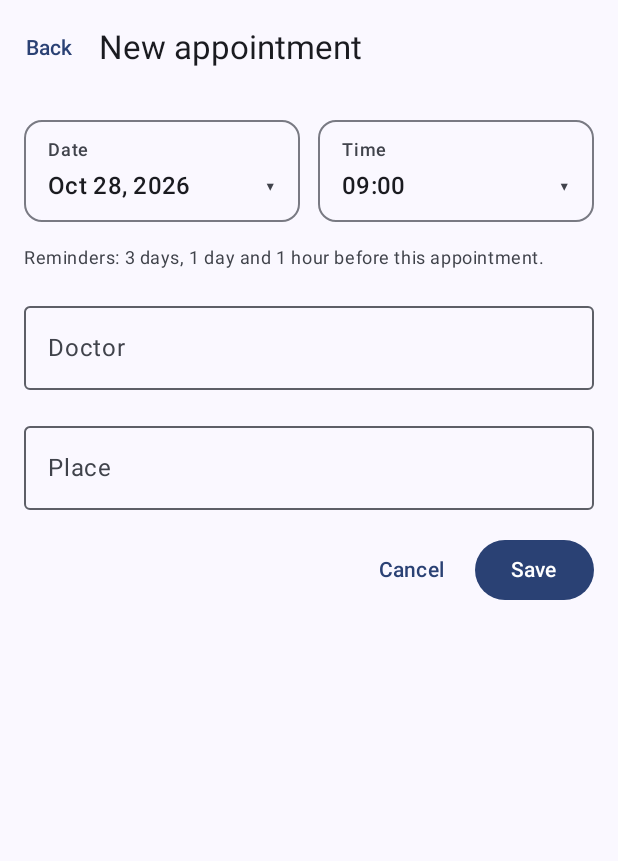
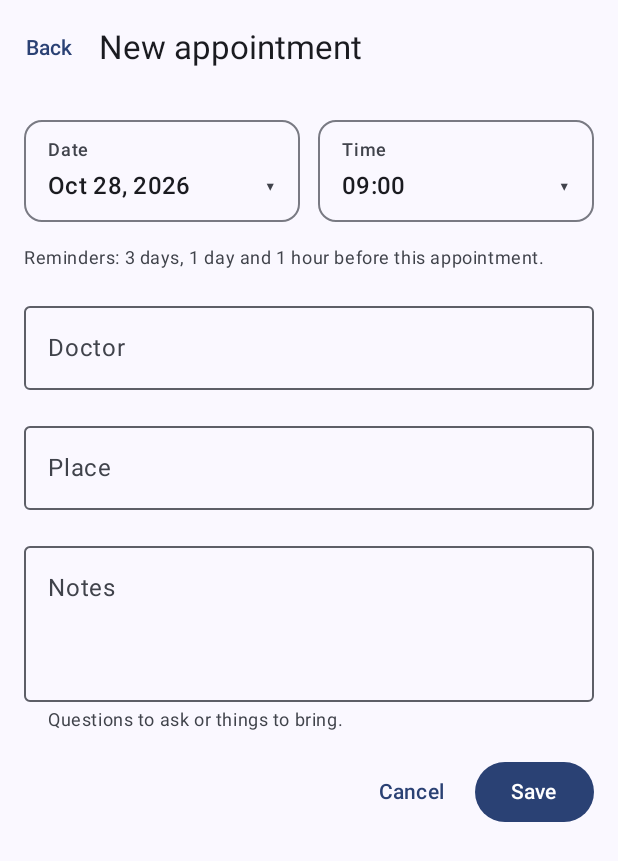
Before and after one commit to nikoresu/TransCare, an Android app built with Jetpack Compose: the composable AppointmentsScreen shown on its own in the app's theme, after a tap on "+ Add appointment", on a phone screen of 412 x 824 dp. Shown: the top 861 px of the screen. Run offline under Robolectric (Android 15) with nearby library versions, the phone set to English and light mode, and no system bars.

Commit message:
feat: add notes to appointments

```diff
--- a/app/src/main/java/org/nikoresu/transcare/data/AppointmentRepository.kt
+++ b/app/src/main/java/org/nikoresu/transcare/data/AppointmentRepository.kt
@@ -95,6 +95,7 @@ class AppointmentRepository(context: Context) {
         private const val KEY_ID = "id"
         private const val KEY_DOCTOR_NAME = "doctorName"
         private const val KEY_PLACE = "place"
+        private const val KEY_NOTES = "notes"
         private const val KEY_DAY_START_MILLIS = "dayStartMillis"
         private const val KEY_HOUR = "hour"
         private const val KEY_MINUTE = "minute"
@@ -118,6 +119,7 @@ class AppointmentRepository(context: Context) {
                                 id = json.optLong(KEY_ID),
                                 doctorName = json.optString(KEY_DOCTOR_NAME),
                                 place = json.optString(KEY_PLACE),
+                                notes = json.optString(KEY_NOTES),
                                 dayStartMillis = json.optLong(KEY_DAY_START_MILLIS),
                                 hour = json.optInt(KEY_HOUR),
                                 minute = json.optInt(KEY_MINUTE),
--- a/app/src/main/java/org/nikoresu/transcare/data/BackupManager.kt
+++ b/app/src/main/java/org/nikoresu/transcare/data/BackupManager.kt
@@ -239,6 +239,7 @@ object BackupManager {
             appointments += Appointment(
                 doctorName = json.optString("doctorName").trim(),
                 place = json.optString("place").trim(),
+                notes = json.optString("notes").trim(),
                 dayStartMillis = dayStartMillis,
                 hour = hour,
                 minute = minute,
--- a/app/src/main/java/org/nikoresu/transcare/data/JsonMappers.kt
+++ b/app/src/main/java/org/nikoresu/transcare/data/JsonMappers.kt
@@ -12,6 +12,7 @@ internal fun Appointment.toJsonObject(): JSONObject = JSONObject()
     .put("id", id)
     .put("doctorName", doctorName)
     .put("place", place)
+    .put("notes", notes)
     .put("dayStartMillis", dayStartMillis)
     .put("hour", hour)
     .put("minute", minute)
--- a/app/src/main/java/org/nikoresu/transcare/domain/model/Appointment.kt
+++ b/app/src/main/java/org/nikoresu/transcare/domain/model/Appointment.kt
@@ -11,6 +11,8 @@ data class Appointment(
     val id: Long = 0L,
     val doctorName: String = "",
     val place: String = "",
+    /** Questions to ask or things to bring to the appointment. */
+    val notes: String = "",
     val dayStartMillis: Long = 0L,
     val hour: Int = DEFAULT_HOUR,
     val minute: Int = DEFAULT_MINUTE,
--- a/app/src/main/java/org/nikoresu/transcare/ui/appointments/AppointmentEditorScreen.kt
+++ b/app/src/main/java/org/nikoresu/transcare/ui/appointments/AppointmentEditorScreen.kt
@@ -79,6 +79,7 @@ fun AppointmentEditorScreen(
 
     var doctorName by rememberSaveable { mutableStateOf(initialAppointment?.doctorName.orEmpty()) }
     var place by rememberSaveable { mutableStateOf(initialAppointment?.place.orEmpty()) }
+    var notes by rememberSaveable { mutableStateOf(initialAppointment?.notes.orEmpty()) }
 
     BackHandler(onBack = onDismiss)
 
@@ -156,6 +157,17 @@ fun AppointmentEditorScreen(
                 modifier = Modifier.fillMaxWidth(),
             )
 
+            OutlinedTextField(
+                value = notes,
+                onValueChange = { notes = it },
+                label = { Text(text = stringResource(R.string.appointments_notes)) },
+                supportingText = {
+                    Text(text = stringResource(R.string.appointments_notes_hint))
+                },
+                minLines = 3,
+                modifier = Modifier.fillMaxWidth(),
+            )
+
             Row(
                 modifier = Modifier.fillMaxWidth(),
                 horizontalArrangement = Arrangement.spacedBy(8.dp),
@@ -171,6 +183,7 @@ fun AppointmentEditorScreen(
                                 id = initialAppointment?.id ?: 0L,
                                 doctorName = doctorName.trim(),
                                 place = place.trim(),
+                                notes = notes.trim(),
                                 dayStartMillis = Appointment.dayStartMillisOf(selectedDate),
                                 hour = hour,
                                 minute = minute,
--- a/app/src/main/res/values/strings.xml
+++ b/app/src/main/res/values/strings.xml
@@ -255,6 +255,8 @@
     <string name="appointments_reminders_note">Reminders: 3 days, 1 day and 1 hour before this appointment.</string>
     <string name="appointments_doctor">Doctor</string>
     <string name="appointments_place">Place</string>
+    <string name="appointments_notes">Notes</string>
+    <string name="appointments_notes_hint">Questions to ask or things to bring.</string>
     <string name="appointments_select_time">Select time</string>
 
     <!-- Medications -->
```
Also changed, not shown: app/src/main/java/org/nikoresu/transcare/ui/appointments/AppointmentsScreen.kt (+10 -0 lines), 2 other files.
